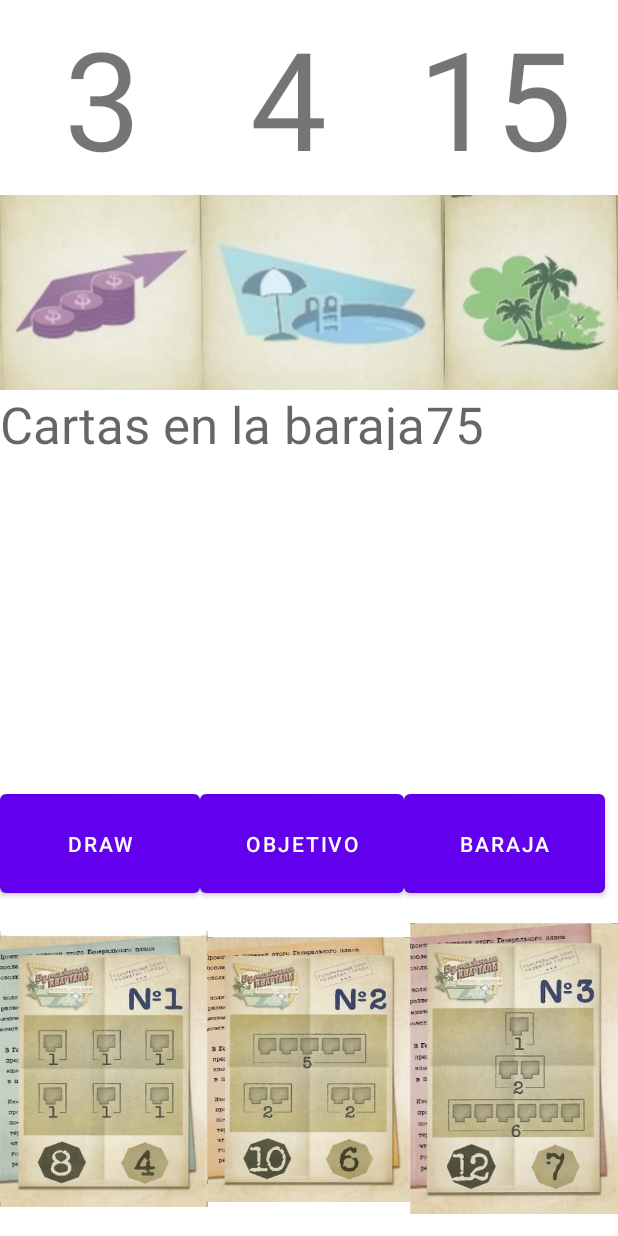
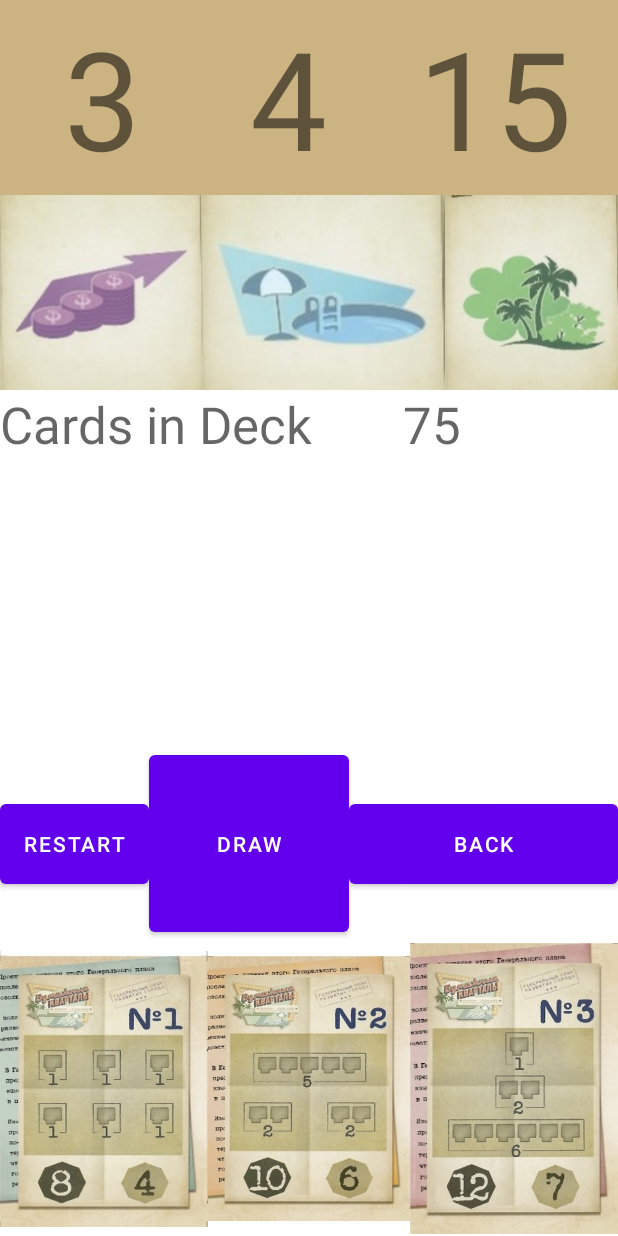
Before and after one commit to Dimeruben/WelcomeTo...Automatic, an Android app: the screen it shows after launch (MainActivity), after a tap on "DRAW", on a phone screen of 412 x 824 dp. Run offline under Robolectric (Android 15) with nearby library versions, the phone set to English and light mode, and no system bars; our stand-ins replace sdp/ssp sizes; 1 statement that could not run was skipped.

Commit message:
V1.2 Mejoras sintroducidas (Falta front end)

```diff
--- a/app/src/main/java/com/example/welcometo2/Deck.kt
+++ b/app/src/main/java/com/example/welcometo2/Deck.kt
@@ -10,7 +10,8 @@ package com.example.welcometo2
 
 class Deck {
 
-    var cards:   MutableList<Card> = mutableListOf()
+    var  cards:   MutableList<Card> = mutableListOf()
+    var  posInDeck : Int  = 0
 
     init {
 
@@ -105,6 +106,7 @@ class Deck {
      */
     fun shuffle() {
         cards.shuffle()
+        posInDeck = 0
     }
 
     /**
@@ -113,27 +115,24 @@ class Deck {
      * @note use with ?. as the return type is nullable
      */
     fun draw() {
-        repeat(3){
-            if (cards.isNotEmpty()) { cards.removeAt(0) }
-        }
+        if (posInDeck<cards.size-6) { posInDeck = posInDeck + 3}
+    }
+
+    fun back(){
+        if (posInDeck>=3) { posInDeck = posInDeck - 3}
     }
 
     fun numberAt(i:Int): Int {
-        return cards.elementAt(i).number
+        return cards.elementAt(i+posInDeck).number
     }
 
     fun actionAt(i:Int): Int {
-        return cards.elementAt(i).action
+        return cards.elementAt(i+posInDeck).action
     }
     /**
      *@return Size of the deck
      */
-    fun getSize(): Int = cards.size - 3
+    fun getSize(): Int = cards.size - posInDeck-3
 
-    /**
-     *
-     * Prints all the deck to a given OutputStream
-     * @param outputStream
-     */
 
 }
--- a/app/src/main/res/layout-port/activity_main.xml
+++ b/app/src/main/res/layout-port/activity_main.xml
@@ -22,6 +22,7 @@
             android:id="@+id/Card1"
             android:layout_width="136dp"
             android:layout_height="match_parent"
+            android:background="#CCB382"
             android:gravity="center_horizontal|center_vertical"
             android:text="5"
             android:textSize="@dimen/_70sdp" />
@@ -31,18 +32,20 @@
             android:layout_width="wrap_content"
             android:layout_height="match_parent"
             android:layout_weight="1"
+            android:background="#CCB382"
             android:gravity="center_horizontal|center_vertical"
-            android:textSize="@dimen/_70sdp"
-            android:text="10" />
+            android:text="10"
+            android:textSize="@dimen/_70sdp" />
 
         <TextView
             android:id="@+id/Card3"
             android:layout_width="wrap_content"
             android:layout_height="match_parent"
             android:layout_weight="1"
+            android:background="#CCB382"
             android:gravity="center_horizontal|center_vertical"
-            android:textSize="@dimen/_70sdp"
-            android:text="4" />
+            android:text="4"
+            android:textSize="@dimen/_70sdp" />
 
 
     </LinearLayout>
@@ -98,7 +101,7 @@
             android:id="@+id/TextBaraja"
             android:layout_width="wrap_content"
             android:layout_height="wrap_content"
-            android:text="Cartas en la baraja"
+            android:text="Cards in Deck       "
             android:textAppearance="@style/TextAppearance.AppCompat.Display1" />
 
         <TextView
@@ -113,12 +116,18 @@
     <LinearLayout
         android:id="@+id/zButtons"
         android:layout_width="0dp"
-        android:layout_height="@dimen/_60sdp"
+        android:layout_height="@dimen/_100sdp"
         android:orientation="horizontal"
         app:layout_constraintBottom_toBottomOf="@id/zObj"
         app:layout_constraintEnd_toEndOf="parent"
         app:layout_constraintStart_toStartOf="@id/zInfoDeck"
         app:layout_constraintTop_toBottomOf="@+id/zInfoDeck">
+
+        <Button
+            android:id="@+id/restart"
+            android:layout_width="wrap_content"
+            android:layout_height="@dimen/_50sdp"
+            android:text="Restart" />
 
         <Button
             android:id="@+id/draw"
@@ -127,16 +136,12 @@
             android:text="Draw" />
 
         <Button
-            android:id="@+id/Objetivo"
-            android:layout_width="136dp"
-            android:layout_height="match_parent"
-            android:text="Objetivo" />
+            android:id="@+id/back"
+            android:layout_width="wrap_content"
+            android:layout_height="@dimen/_50sdp"
+            android:layout_weight="1"
+            android:text="Back" />
 
-        <Button
-            android:id="@+id/baraja"
-            android:layout_width="134dp"
-            android:layout_height="match_parent"
-            android:text="Baraja" />
     </LinearLayout>
 
     <LinearLayout
@@ -173,6 +178,7 @@
             android:layout_weight="1"
             android:scaleType="centerInside"
             app:srcCompat="@drawable/obj3_1" />
+
     </LinearLayout>
 
 
--- a/app/src/main/res/layout/activity_main.xml
+++ b/app/src/main/res/layout/activity_main.xml
@@ -133,7 +133,7 @@
             android:text="Objetivo" />
 
         <Button
-            android:id="@+id/baraja"
+            android:id="@+id/restart"
             android:layout_width="134dp"
             android:layout_height="match_parent"
             android:text="Baraja" />
```
Also changed, not shown: app/src/main/java/com/example/welcometo2/MainActivity.kt (+50 -16 lines).
